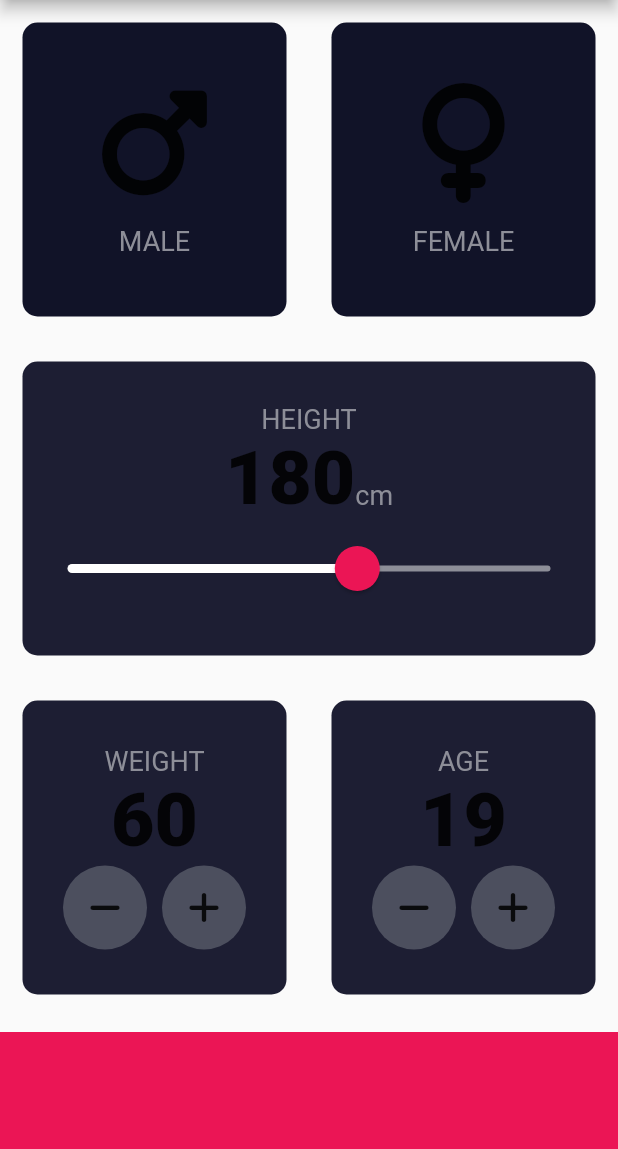
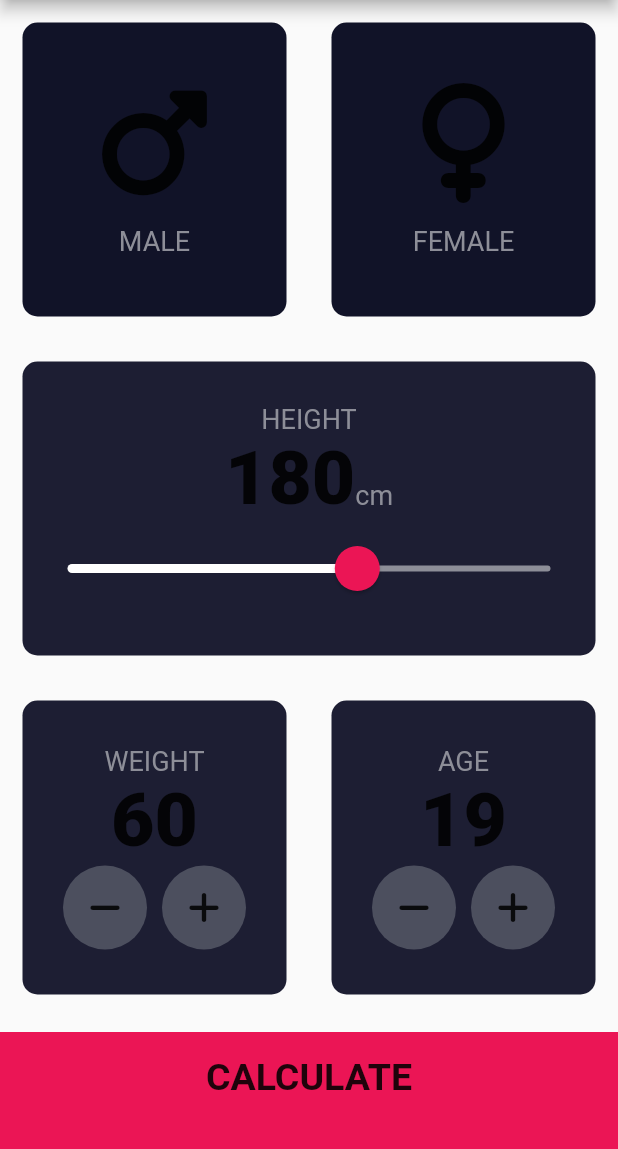
Before and after one commit to giwonn/flutter_study, a Flutter app: the InputPage screen opened directly, on a phone screen of 412 x 824 dp, the part 84-1233 px from its top. Run offline on Flutter 3.47's test engine with Material 2 defaults, Android fonts, the phone set to English and light mode, and no system bars; our stand-ins replace font_awesome_flutter, rflutter_alert.

Commit message:
bmicalculator 완성

```diff
--- a/Navigation-Flutter-Demo/lib/screen0.dart
+++ b/Navigation-Flutter-Demo/lib/screen0.dart
@@ -16,6 +16,7 @@ class Screen0 extends StatelessWidget {
               child: Text('Go To Screen 1'),
               onPressed: () {
                 //Navigate to Screen 1
+                Navigator.pushNamed(context, '/first');
               },
             ),
             RaisedButton(
@@ -23,6 +24,7 @@ class Screen0 extends StatelessWidget {
               child: Text('Go To Screen 2'),
               onPressed: () {
                 //Navigate to Screen 2
+                Navigator.pushNamed(context, '/second');
               },
             ),
           ],
--- /dev/null
+++ b/bmi-calculator-flutter/lib/calculator_brain.dart
@@ -0,0 +1,27 @@
+import 'dart:math';
+
+class CalculatorBrain {
+  CalculatorBrain({this.height, this.weight});
+
+  final int height;
+  final int weight;
+  double _bmi;
+
+  String calculateBMI() {
+    _bmi = weight / pow(height / 100, 2);
+    return _bmi.toStringAsFixed(1);
+  }
+
+  String getResult() {
+    if (_bmi >= 25) return 'Overweight';
+    if (_bmi > 18.5) return 'Normal';
+    return 'Underweight';
+  }
+
+  String getInterpretation() {
+    if (_bmi >= 25)
+      return 'You have a higher then normal body weight. Try to exercise more.';
+    if (_bmi > 18.5) return 'You have a normal body weight. Good job!';
+    return 'You have a lower than normal body weight. You can eat a bit more.';
+  }
+}
--- /dev/null
+++ b/bmi-calculator-flutter/lib/components/bottom_button.dart
@@ -0,0 +1,29 @@
+import 'package:flutter/material.dart';
+import 'package:bmi_calculator/constants.dart';
+
+class BottomButton extends StatelessWidget {
+  BottomButton({@required this.buttonTitle, @required this.onTap});
+
+  final Function onTap;
+  final String buttonTitle;
+
+  @override
+  Widget build(BuildContext context) {
+    return GestureDetector(
+      onTap: onTap,
+      child: Container(
+        child: Center(
+          child: Text(
+            buttonTitle,
+            style: kLargeButtonTextStyle,
+          ),
+        ),
+        color: kBottomContainerColour,
+        margin: EdgeInsets.only(top: 10.0),
+        padding: EdgeInsets.only(bottom: 20.0),
+        width: double.infinity,
+        height: kBottomContainerHeight,
+      ),
+    );
+  }
+}
--- a/bmi-calculator-flutter/lib/icon_content.dart
+++ b/bmi-calculator-flutter/lib/components/icon_content.dart
@@ -1,5 +1,5 @@
 import 'package:flutter/material.dart';
-import 'constants.dart';
+import 'package:bmi_calculator/constants.dart';
 
 class IconContent extends StatelessWidget {
   const IconContent({this.icon, this.label});
@@ -21,7 +21,7 @@ class IconContent extends StatelessWidget {
         ),
         Text(
           label,
-          style: labelTextStyle,
+          style: kLabelTextStyle,
         )
       ],
     );
--- /dev/null
+++ b/bmi-calculator-flutter/lib/components/round_icon_button.dart
@@ -0,0 +1,23 @@
+import 'package:flutter/material.dart';
+
+class RoundIconButton extends StatelessWidget {
+  RoundIconButton({this.icon, @required this.onPressed});
+
+  final IconData icon;
+  final Function onPressed;
+
+  @override
+  Widget build(BuildContext context) {
+    return RawMaterialButton(
+      elevation: 0.0,
+      child: Icon(icon),
+      onPressed: onPressed,
+      constraints: BoxConstraints.tightFor(
+        width: 56.0,
+        height: 56.0,
+      ),
+      shape: CircleBorder(),
+      fillColor: Color(0xFF4C4F5E),
+    );
+  }
+}
--- a/bmi-calculator-flutter/lib/constants.dart
+++ b/bmi-calculator-flutter/lib/constants.dart
@@ -1,16 +1,41 @@
 import 'package:flutter/material.dart';
 
-const bottomContainerHeight = 80.0;
-const activeCardColour = Color(0xFF1D1E33);
-const inactiveCardColour = Color(0xFF111328);
-const bottomContainerColour = Color(0xFFEB1555);
+const kBottomContainerHeight = 80.0;
+const kActiveCardColour = Color(0xFF1D1E33);
+const kInactiveCardColour = Color(0xFF111328);
+const kBottomContainerColour = Color(0xFFEB1555);
 
-const labelTextStyle = TextStyle(
+const kLabelTextStyle = TextStyle(
   fontSize: 18.0,
   color: Color(0xFF8D8E98),
 );
 
-const numberTextStyle = TextStyle(
+const kNumberTextStyle = TextStyle(
   fontSize: 50.0,
   fontWeight: FontWeight.w900,
 );
+
+const kLargeButtonTextStyle = TextStyle(
+  fontSize: 25.0,
+  fontWeight: FontWeight.bold,
+);
+
+const kTitleTextStyle = TextStyle(
+  fontSize: 50.0,
+  fontWeight: FontWeight.bold,
+);
+
+const kResultTextStyle = TextStyle(
+  color: Color(0xFF24D876),
+  fontSize: 22.0,
+  fontWeight: FontWeight.bold,
+);
+
+const kBMITextStyle = TextStyle(
+  fontSize: 100.0,
+  fontWeight: FontWeight.bold,
+);
+
+const kBodyTextStyle = TextStyle(
+  fontSize: 22.0,
+);
--- a/bmi-calculator-flutter/lib/main.dart
+++ b/bmi-calculator-flutter/lib/main.dart
@@ -1,5 +1,5 @@
 import 'package:flutter/material.dart';
-import 'input_page.dart';
+import 'package:bmi_calculator/screens/input_page.dart';
 
 void main() => runApp(BMICalculator());
 
--- a/bmi-calculator-flutter/lib/input_page.dart
+++ b/bmi-calculator-flutter/lib/screens/input_page.dart
@@ -1,8 +1,12 @@
+import 'package:bmi_calculator/screens/results_page.dart';
 import 'package:flutter/material.dart';
 import 'package:font_awesome_flutter/font_awesome_flutter.dart';
-import 'reusable_card.dart';
-import 'icon_content.dart';
-import 'constants.dart';
+import 'package:bmi_calculator/components/bottom_button.dart';
+import 'package:bmi_calculator/components/reusable_card.dart';
+import 'package:bmi_calculator/components/icon_content.dart';
+import 'package:bmi_calculator/constants.dart';
+import 'package:bmi_calculator/components/round_icon_button.dart';
+import 'package:bmi_calculator/calculator_brain.dart';
 
 enum Gender {
   male,
@@ -40,8 +44,8 @@ class _InputPageState extends State<InputPage> {
                       });
                     },
                     colour: selectedGender == Gender.male
-                        ? activeCardColour
-                        : inactiveCardColour,
+                        ? kActiveCardColour
+                        : kInactiveCardColour,
                     cardChild: IconContent(
                       icon: FontAwesomeIcons.mars,
                       label: 'MALE',
@@ -56,8 +60,8 @@ class _InputPageState extends State<InputPage> {
                       });
                     },
                     colour: selectedGender == Gender.female
-                        ? activeCardColour
-                        : inactiveCardColour,
+                        ? kActiveCardColour
+                        : kInactiveCardColour,
                     cardChild: IconContent(
                       icon: FontAwesomeIcons.venus,
                       label: 'FEMALE',
@@ -72,13 +76,13 @@ class _InputPageState extends State<InputPage> {
               children: <Widget>[
                 Expanded(
                   child: ReusableCard(
-                    colour: activeCardColour,
+                    colour: kActiveCardColour,
                     cardChild: Column(
                       mainAxisAlignment: MainAxisAlignment.center,
                       children: <Widget>[
                         Text(
                           'HEIGHT',
-                          style: labelTextStyle,
+                          style: kLabelTextStyle,
                         ),
                         Row(
                           mainAxisAlignment: MainAxisAlignment.center,
@@ -87,11 +91,11 @@ class _InputPageState extends State<InputPage> {
                           children: <Widget>[
                             Text(
                               height.toString(),
-                              style: numberTextStyle,
+                              style: kNumberTextStyle,
                             ),
                             Text(
                               'cm',
-                              style: labelTextStyle,
+                              style: kLabelTextStyle,
                             )
                           ],
                         ),
@@ -129,17 +133,17 @@ class _InputPageState extends State<InputPage> {
               children: <Widget>[
                 Expanded(
                   child: ReusableCard(
-                    colour: activeCardColour,
+                    colour: kActiveCardColour,
                     cardChild: Column(
                       mainAxisAlignment: MainAxisAlignment.center,
                       children: <Widget>[
                         Text(
                           'WEIGHT',
-                          style: labelTextStyle,
+                          style: kLabelTextStyle,
                         ),
                         Text(
                           weight.toString(),
-                          style: numberTextStyle,
+                          style: kNumberTextStyle,
                         ),
                         Row(
                           mainAxisAlignment: MainAxisAlignment.center,
@@ -171,17 +175,17 @@ class _InputPageState extends State<InputPage> {
                 ),
                 Expanded(
                   child: ReusableCard(
-                    colour: activeCardColour,
+                    colour: kActiveCardColour,
                     cardChild: Column(
                       mainAxisAlignment: MainAxisAlignment.center,
                       children: <Widget>[
                         Text(
                           'AGE',
-                          style: labelTextStyle,
+                          style: kLabelTextStyle,
                         ),
                         Text(
                           age.toString(),
-                          style: numberTextStyle,
+                          style: kNumberTextStyle,
                         ),
                         Row(
                           mainAxisAlignment: MainAxisAlignment.center,
@@ -214,36 +218,26 @@ class _InputPageState extends State<InputPage> {
               ],
             ),
           ),
-          Container(
-            color: bottomContainerColour,
-            margin: EdgeInsets.only(top: 10.0),
-            width: double.infinity,
-            height: bottomContainerHeight,
-          )
+          BottomButton(
+            buttonTitle: 'CALCULATE',
+            onTap: () {
+              CalculatorBrain calc =
+                  CalculatorBrain(height: height, weight: weight);
+
+              Navigator.push(
+                context,
+                MaterialPageRoute(
+                  builder: (context) => ResultPage(
+                    bmiResult: calc.calculateBMI(),
+                    resultText: calc.getResult(),
+                    interpretation: calc.getInterpretation(),
+                  ),
+                ),
+              );
+            },
+          ),
         ],
       ),
     );
   }
 }
-
-class RoundIconButton extends StatelessWidget {
-  RoundIconButton({this.icon, @required this.onPressed});
-
-  final IconData icon;
-  final Function onPressed;
-
-  @override
-  Widget build(BuildContext context) {
-    return RawMaterialButton(
-      elevation: 0.0,
-      child: Icon(icon),
-      onPressed: onPressed,
-      constraints: BoxConstraints.tightFor(
-        width: 56.0,
-        height: 56.0,
-      ),
-      shape: CircleBorder(),
-      fillColor: Color(0xFF4C4F5E),
-    );
-  }
-}
```
Also changed, not shown: Navigation-Flutter-Demo/lib/main.dart (+8 -1 lines), bmi-calculator-flutter/lib/screens/results_page.dart (added, +72 -0 lines), bmi-calculator-flutter/lib/components/reusable_card.dart (renamed from bmi-calculator-flutter/lib/reusable_card.dart), 7 other files.
